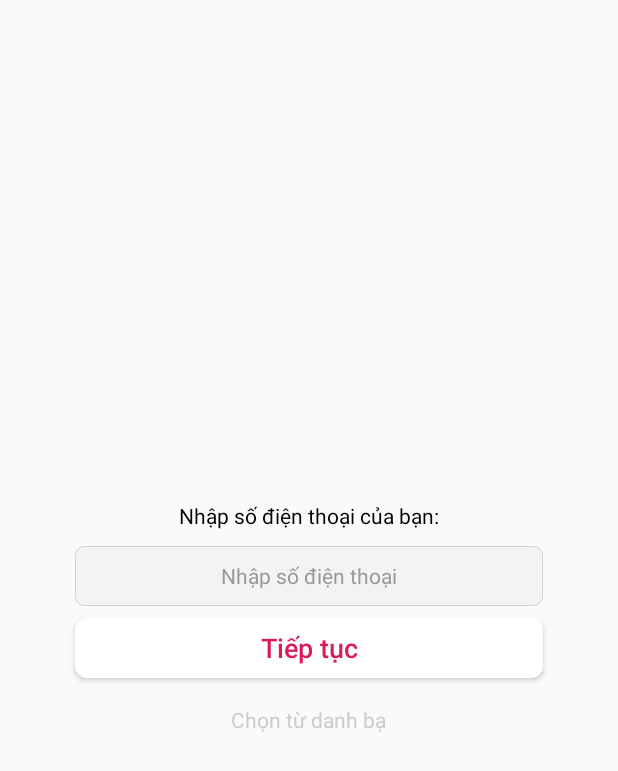
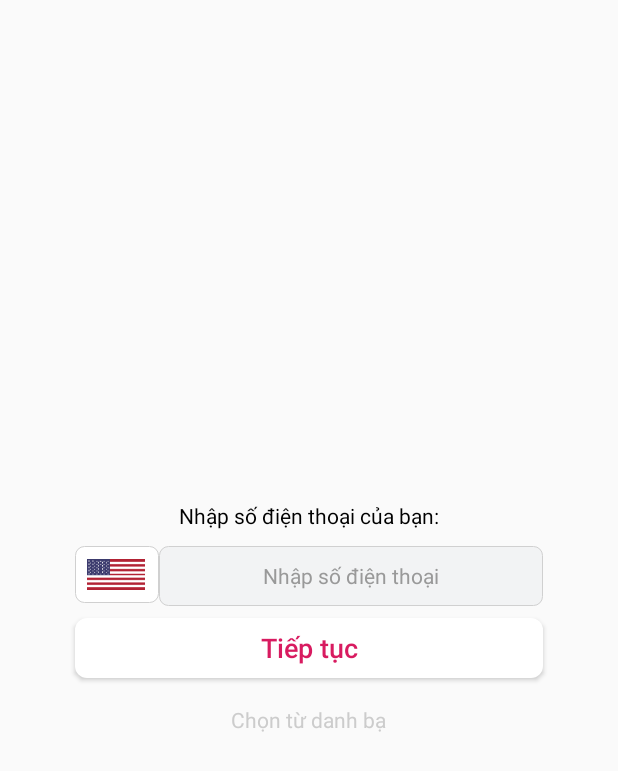
Before and after one commit to lyhoangvinh/electronic_wallet, an Android app: the layout fragment_phone_number.xml on its own in the app's theme, with its tools: preview values and no code run, on a phone screen of 412 x 824 dp. Shown: the top 771 px of the screen. Run offline under Robolectric (Android 15) with nearby library versions, the phone set to English and light mode, and no system bars.

Commit message:
no message

```diff
--- a/app/src/main/res/layout/fragment_phone_number.xml
+++ b/app/src/main/res/layout/fragment_phone_number.xml
@@ -13,25 +13,38 @@
         android:gravity="center"
         android:text="@string/nhap_sdt_cua_ban" />
 
-    <EditText
-        android:id="@+id/edtNumber"
-        style="@style/EditTextApp.Border"
+    <LinearLayout
+        android:id="@+id/ln"
         android:layout_width="match_parent"
         android:layout_height="wrap_content"
         android:layout_below="@id/tvName"
         android:layout_marginStart="@dimen/base50"
         android:layout_marginEnd="@dimen/base50"
         android:layout_marginBottom="@dimen/spacing_normal"
-        android:gravity="center"
-        android:hint="@string/nhap_sdt"
-        android:inputType="number" />
+        android:orientation="horizontal">
+
+        <electronicwallet.lyhoangvinh.com.widget.intlphoneinputs.IntlPhoneInput
+            android:id="@+id/intlPhoneInput"
+            android:layout_width="wrap_content"
+            android:layout_height="wrap_content"
+            android:background="@drawable/input_normal" />
+
+        <EditText
+            android:id="@+id/edtNumber"
+            style="@style/EditTextApp.Border"
+            android:layout_width="match_parent"
+            android:layout_height="wrap_content"
+            android:gravity="center"
+            android:hint="@string/nhap_sdt"
+            android:inputType="number" />
+    </LinearLayout>
 
     <Button
         android:id="@+id/btnConfirm"
         style="@style/ButtonApp.White"
         android:layout_width="match_parent"
         android:layout_height="wrap_content"
-        android:layout_below="@id/edtNumber"
+        android:layout_below="@id/ln"
         android:layout_marginStart="@dimen/base50"
         android:layout_marginEnd="@dimen/base50"
         android:layout_marginBottom="@dimen/spacing_normal"
--- a/app/src/main/res/layout/intl_phone_input.xml
+++ b/app/src/main/res/layout/intl_phone_input.xml
@@ -1,6 +1,6 @@
 <?xml version="1.0" encoding="utf-8"?>
 <LinearLayout xmlns:android="http://schemas.android.com/apk/res/android"
-    android:layout_width="match_parent"
+    android:layout_width="wrap_content"
     android:layout_height="wrap_content"
     android:gravity="center_vertical"
     android:orientation="horizontal">
@@ -8,7 +8,7 @@
     <android.support.v7.widget.AppCompatSpinner
         android:id="@+id/intl_phone_edit__country"
         android:layout_width="40dp"
-        android:layout_height="match_parent"
+        android:layout_height="wrap_content"
         android:background="@android:color/transparent"
         android:dropDownWidth="350dp" />
 
@@ -20,5 +20,6 @@
         android:inputType="phone"
         android:lines="1"
         android:minHeight="@dimen/base40"
-        android:textSize="@dimen/text_medium" />
+        android:textSize="@dimen/text_medium"
+        android:visibility="gone" />
 </LinearLayout>
```
